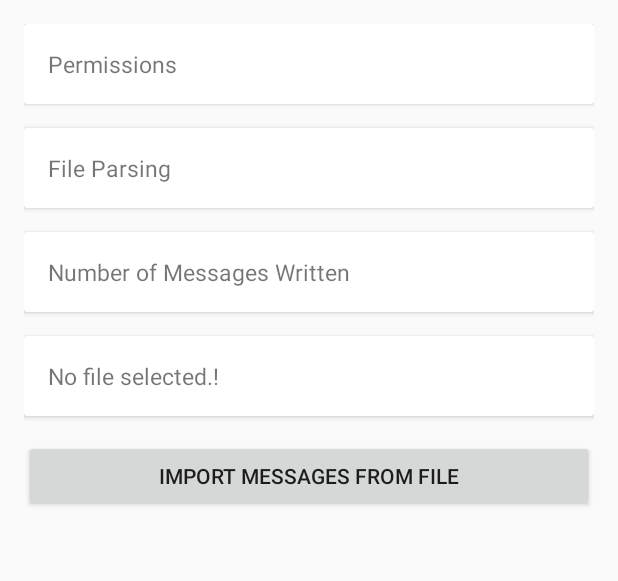
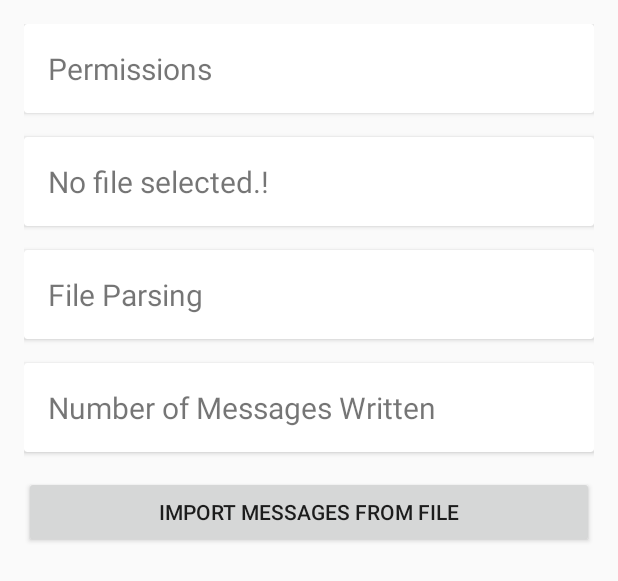
Before and after one commit to ramakrishna5a1/SMS, an Android app: the layout activity_main.xml on its own in the app's theme, with its tools: preview values and no code run, on a phone screen of 412 x 824 dp. Shown: the top 581 px of the screen. Run offline under Robolectric (Android 15) with nearby library versions, the phone set to English and light mode, and no system bars.

Commit message:
UI Improvements and bug fixes

```diff
--- a/app/src/main/res/layout/activity_main.xml
+++ b/app/src/main/res/layout/activity_main.xml
@@ -24,9 +24,34 @@
                 android:layout_height="wrap_content"
                 android:padding="16dp"
                 android:text="Permissions"
-                android:textSize="@dimen/_15sp" />
+                android:textSize="@dimen/info_text_size" />
 
             <!-- Add your permission-related UI components here -->
+        </LinearLayout>
+    </androidx.cardview.widget.CardView>
+
+    <!-- Card for file full path -->
+    <androidx.cardview.widget.CardView
+        android:layout_width="match_parent"
+        android:layout_height="wrap_content"
+        android:layout_marginBottom="@dimen/_16dp"
+        android:background="@android:color/white"
+        android:elevation="4dp">
+
+        <LinearLayout
+            android:layout_width="match_parent"
+            android:layout_height="wrap_content"
+            android:orientation="vertical">
+
+            <TextView
+                android:id="@+id/file_id"
+                android:layout_width="match_parent"
+                android:layout_height="wrap_content"
+                android:padding="16dp"
+                android:text="@string/textview"
+                android:textSize="@dimen/info_text_size" />
+
+            <!-- Add your UI components related to number of messages written here -->
         </LinearLayout>
     </androidx.cardview.widget.CardView>
 
@@ -49,7 +74,7 @@
                 android:layout_height="wrap_content"
                 android:padding="16dp"
                 android:text="@string/file_parsing"
-                android:textSize="@dimen/_15sp" />
+                android:textSize="@dimen/info_text_size" />
 
             <!-- Add your JSON parsing related UI components here -->
         </LinearLayout>
@@ -74,37 +99,11 @@
                 android:layout_height="wrap_content"
                 android:padding="16dp"
                 android:text="@string/number_of_messages_written"
-                android:textSize="@dimen/_15sp" />
+                android:textSize="@dimen/info_text_size" />
 
             <!-- Add your UI components related to number of messages written here -->
         </LinearLayout>
     </androidx.cardview.widget.CardView>
-
-    <!-- Card for Number of Messages Written -->
-    <androidx.cardview.widget.CardView
-        android:layout_width="match_parent"
-        android:layout_height="wrap_content"
-        android:layout_marginBottom="@dimen/_16dp"
-        android:background="@android:color/white"
-        android:elevation="4dp">
-
-        <LinearLayout
-            android:layout_width="match_parent"
-            android:layout_height="wrap_content"
-            android:orientation="vertical">
-
-            <TextView
-                android:id="@+id/file_id"
-                android:layout_width="match_parent"
-                android:layout_height="wrap_content"
-                android:padding="16dp"
-                android:text="@string/textview"
-                android:textSize="@dimen/_15sp" />
-
-            <!-- Add your UI components related to number of messages written here -->
-        </LinearLayout>
-    </androidx.cardview.widget.CardView>
-
 
     <Button
         android:id="@+id/import_messages"
--- a/app/src/main/res/values/dimens.xml
+++ b/app/src/main/res/values/dimens.xml
@@ -2,5 +2,5 @@
     <dimen name="fab_margin">16dp</dimen>
     <dimen name="sms_item_padding">20dp</dimen>
     <dimen name="_16dp">16dp</dimen>
-    <dimen name="_15sp">15sp</dimen>
+    <dimen name="info_text_size">20sp</dimen>
 </resources>
```
Also changed, not shown: app/src/main/java/com/messages/smsmessagesimporter/Activities/InboxMessageImporterActivity.java (+41 -38 lines), app/src/main/java/com/messages/smsmessagesimporter/DataHandler/JsonSMSDataHandler.java (+9 -6 lines).
